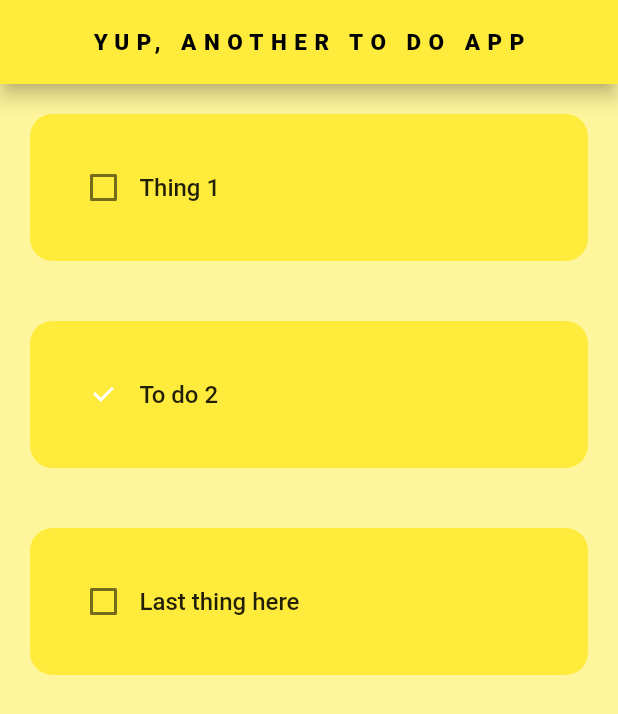
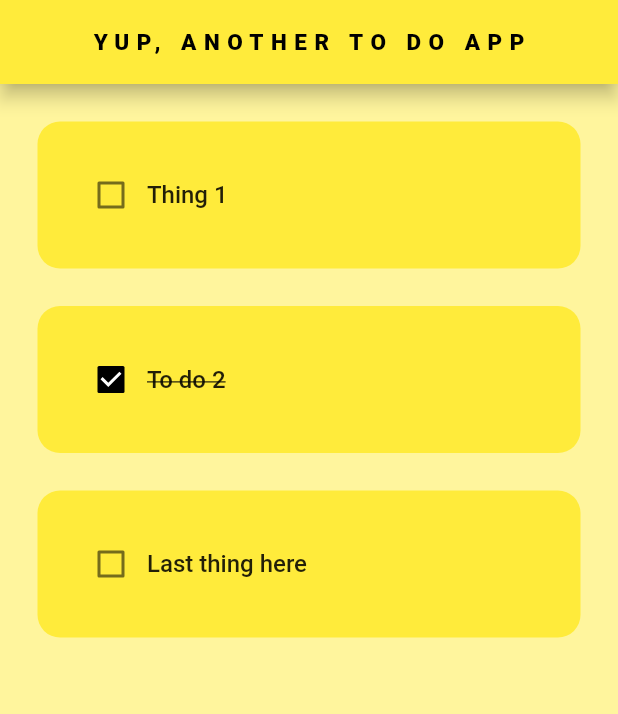
Before and after one commit to itsMike05/To-Do-Flutter, a Flutter app: the screen it shows after launch, on a phone screen of 412 x 824 dp. Shown: the top 714 px of the screen. Run offline on Flutter 3.47's test engine with Material 2 defaults, Android fonts, the phone set to English and light mode, and no system bars.

```diff
--- a/lib/util/todo_item.dart
+++ b/lib/util/todo_item.dart
@@ -14,7 +14,7 @@ class ToDoItem extends StatelessWidget {
   @override
   Widget build(BuildContext context) {
     return Padding(
-      padding: const EdgeInsets.all(20.0),
+      padding: const EdgeInsets.only(left: 25, right: 25, top: 25),
       child: Container(
         padding: const EdgeInsets.all(25.0),
         decoration: BoxDecoration(
@@ -22,11 +22,20 @@ class ToDoItem extends StatelessWidget {
         child: Row(
           children: [
             // Checkbox
-            Checkbox(value: taskCompleted, onChanged: onChanged),
+            Checkbox(
+              value: taskCompleted,
+              onChanged: onChanged,
+              activeColor: Colors.black,
+            ),
             // Text
             Text(
               taskName,
-              style: TextStyle(fontSize: 16, fontWeight: FontWeight.w500),
+              style: TextStyle(
+                  fontSize: 16,
+                  fontWeight: FontWeight.w500,
+                  decoration: taskCompleted
+                      ? TextDecoration.lineThrough
+                      : TextDecoration.none),
             ),
           ],
         ),
```
